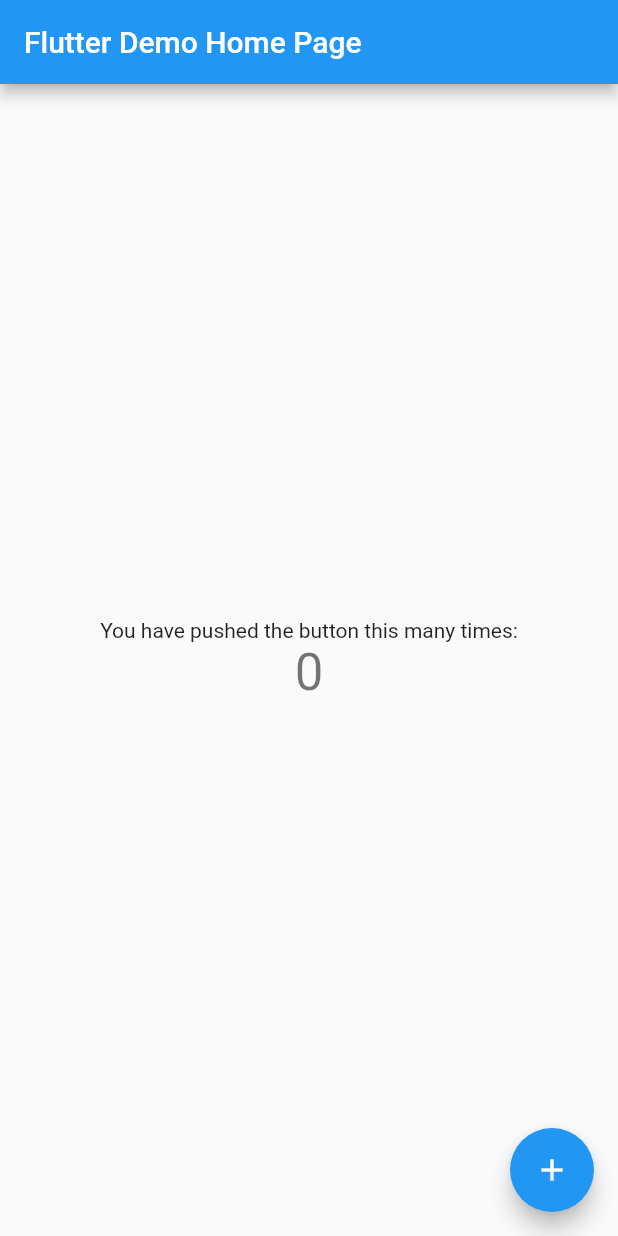
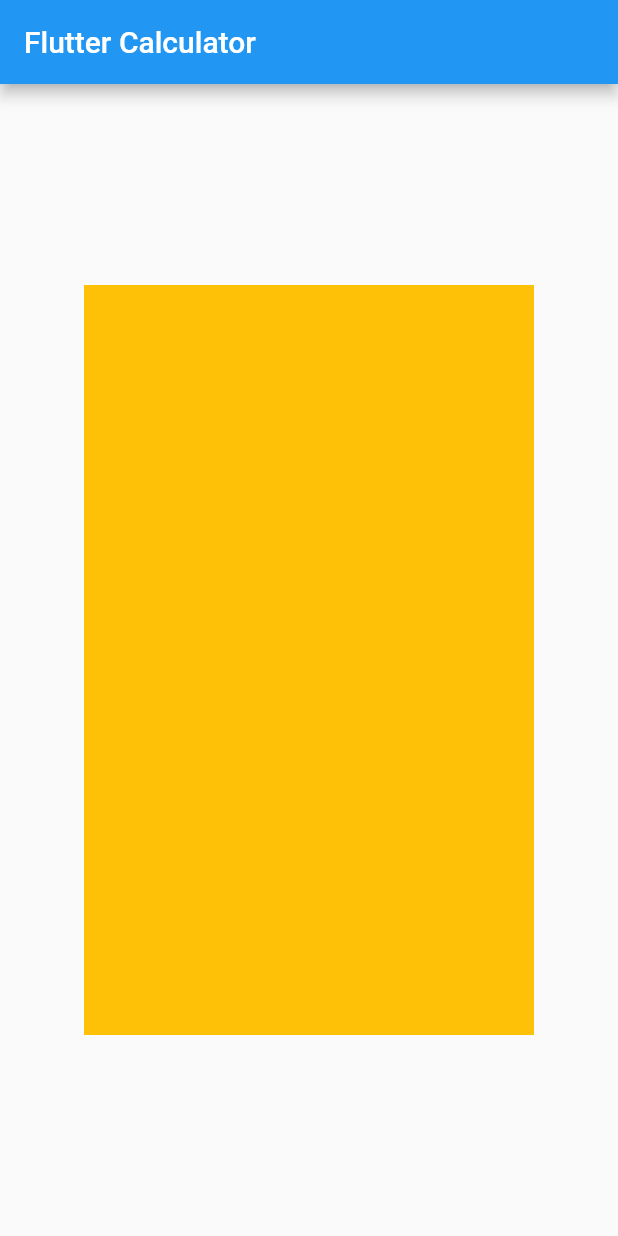
Before and after one commit to sh1l0n/flutter-calculator-apple-style, a Flutter app: the screen it shows after launch, on a phone screen of 412 x 824 dp. Run offline on Flutter 3.47's test engine with Material 2 defaults, Android fonts, the phone set to English and light mode, and no system bars.

Commit message:
Starting to work on number pad. Added sekeleton widget

```diff
--- /dev/null
+++ b/lib/calculator/calculator_widget.dart
@@ -0,0 +1,22 @@
+//
+// Created by sh1l0n
+// Copyright © 2019 iRobot Corporation All rights reserved.
+//
+
+import 'package:flutter/widgets.dart';
+
+class CalculatorWidget extends StatefulWidget {
+
+  @override
+  State<StatefulWidget> createState() => _CalculatorState();
+}
+
+class _CalculatorState extends State<CalculatorWidget> {
+
+
+  @override
+  Widget build(BuildContext context) {
+    // TODO: implement build
+    throw UnimplementedError();
+  }
+}
--- /dev/null
+++ b/lib/calculator/number_pad.dart
@@ -0,0 +1,42 @@
+//
+// Created by sh1l0n
+// Copyright © 2019 iRobot Corporation All rights reserved.
+//
+
+import 'package:flutter/material.dart';
+import 'package:flutter/widgets.dart';
+
+class NumberPadWidget extends StatefulWidget {
+   const NumberPadWidget({
+    Key key,
+    @required this.size,
+    @required this.onKeyPressed})
+  : super(key: key);
+
+  final Sink<RawKeyEvent> onKeyPressed;
+  final Size size;
+
+  @override
+  State<StatefulWidget> createState() => _NumberPadWState();
+}
+
+class _NumberPadWState extends State<NumberPadWidget> {
+
+  static final List<int> padSize = [5, 3];
+  static final List<List<String>> defaultOrderButtons = [
+    ["+/-", "%", "/", "<"],
+    ["7", "8", "9", "x"],
+    ["4", "5", "6", "-"],
+    ["1", "2", "3", "+"],
+    ["C", "0", ".", "="],
+  ];
+
+  @override
+  Widget build(BuildContext context) {
+    return Container(
+      width: widget.size.width,
+      height: widget.size.height,
+      color: Colors.amber,
+    );
+  }
+}
--- a/lib/main.dart
+++ b/lib/main.dart
@@ -1,4 +1,5 @@
 import 'package:flutter/material.dart';
+import 'package:flutter_calc/calculator/number_pad.dart';
 
 void main() {
   runApp(MyApp());
@@ -9,36 +10,14 @@ class MyApp extends StatelessWidget {
   @override
   Widget build(BuildContext context) {
     return MaterialApp(
-      title: 'Flutter Demo',
-      theme: ThemeData(
-        // This is the theme of your application.
-        //
-        // Try running your application with "flutter run". You'll see the
-        // application has a blue toolbar. Then, without quitting the app, try
-        // changing the primarySwatch below to Colors.green and then invoke
-        // "hot reload" (press "r" in the console where you ran "flutter run",
-        // or simply save your changes to "hot reload" in a Flutter IDE).
-        // Notice that the counter didn't reset back to zero; the application
-        // is not restarted.
-        primarySwatch: Colors.blue,
-      ),
-      home: MyHomePage(title: 'Flutter Demo Home Page'),
+      title: 'Flutter Calculator',
+      home: MyHomePage(title: 'Flutter Calculator'),
     );
   }
 }
 
 class MyHomePage extends StatefulWidget {
   MyHomePage({Key key, this.title}) : super(key: key);
-
-  // This widget is the home page of your application. It is stateful, meaning
-  // that it has a State object (defined below) that contains fields that affect
-  // how it looks.
-
-  // This class is the configuration for the state. It holds the values (in this
-  // case the title) provided by the parent (in this case the App widget) and
-  // used by the build method of the State. Fields in a Widget subclass are
-  // always marked "final".
-
   final String title;
 
   @override
@@ -46,68 +25,16 @@ class MyHomePage extends StatefulWidget {
 }
 
 class _MyHomePageState extends State<MyHomePage> {
-  int _counter = 0;
-
-  void _incrementCounter() {
-    setState(() {
-      // This call to setState tells the Flutter framework that something has
-      // changed in this State, which causes it to rerun the build method below
-      // so that the display can reflect the updated values. If we changed
-      // _counter without calling setState(), then the build method would not be
-      // called again, and so nothing would appear to happen.
-      _counter++;
-    });
-  }
 
   @override
   Widget build(BuildContext context) {
-    // This method is rerun every time setState is called, for instance as done
-    // by the _incrementCounter method above.
-    //
-    // The Flutter framework has been optimized to make rerunning build methods
-    // fast, so that you can just rebuild anything that needs updating rather
-    // than having to individually change instances of widgets.
     return Scaffold(
       appBar: AppBar(
-        // Here we take the value from the MyHomePage object that was created by
-        // the App.build method, and use it to set our appbar title.
         title: Text(widget.title),
       ),
       body: Center(
-        // Center is a layout widget. It takes a single child and positions it
-        // in the middle of the parent.
-        child: Column(
-          // Column is also a layout widget. It takes a list of children and
-          // arranges them vertically. By default, it sizes itself to fit its
-          // children horizontally, and tries to be as tall as its parent.
-          //
-          // Invoke "debug painting" (press "p" in the console, choose the
-          // "Toggle Debug Paint" action from the Flutter Inspector in Android
-          // Studio, or the "Toggle Debug Paint" command in Visual Studio Code)
-          // to see the wireframe for each widget.
-          //
-          // Column has various properties to control how it sizes itself and
-          // how it positions its children. Here we use mainAxisAlignment to
-          // center the children vertically; the main axis here is the vertical
-          // axis because Columns are vertical (the cross axis would be
-          // horizontal).
-          mainAxisAlignment: MainAxisAlignment.center,
-          children: <Widget>[
-            Text(
-              'You have pushed the button this many times:',
-            ),
-            Text(
-              '$_counter',
-              style: Theme.of(context).textTheme.headline4,
-            ),
-          ],
-        ),
-      ),
-      floatingActionButton: FloatingActionButton(
-        onPressed: _incrementCounter,
-        tooltip: 'Increment',
-        child: Icon(Icons.add),
-      ), // This trailing comma makes auto-formatting nicer for build methods.
+        child: NumberPadWidget(onKeyPressed: null, size: Size(300, 500)),
+      )
     );
   }
 }
```
Also changed, not shown: 8 other files.
